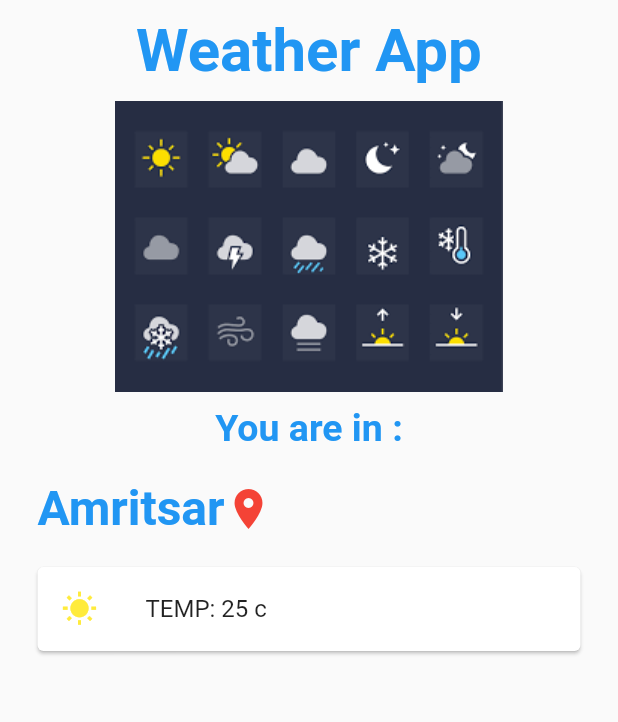
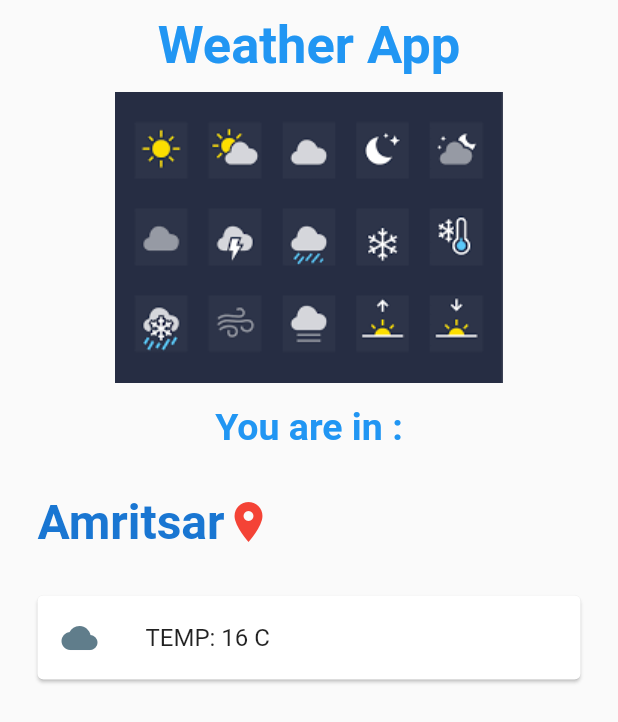
Before and after one commit to ManishaKhatri-class/Weather-App_flutter, a Flutter app: the screen it shows after launch, on a phone screen of 412 x 824 dp. Shown: the top 722 px of the screen. Run offline on Flutter 3.47's test engine with Material 2 defaults, Android fonts, the light colour scheme and no system bars.

Commit message:
Weather App

```diff
--- a/lib/main.dart
+++ b/lib/main.dart
@@ -22,7 +22,7 @@ class _WelcomeState extends State<WeatherApp> {
               Container(
                 margin:EdgeInsets.symmetric(horizontal: 25, vertical: 10),
                 child:Text("Weather App", style: TextStyle(
-                  fontSize: 40,
+                  fontSize: 35,
                   color: Colors.blue[500],
                   fontWeight: FontWeight.bold,
                 ),
@@ -33,22 +33,22 @@ class _WelcomeState extends State<WeatherApp> {
                 ),
               ),
               Container(
-                margin: EdgeInsets.symmetric(horizontal: 25.0, vertical:10.0),
+                margin: EdgeInsets.symmetric(horizontal: 25.0, vertical:15.0),
                 child: Text("You are in :",style: TextStyle(
                   fontSize: 25,
-                  color: Colors.blue[500],
+                  color: Colors.blue,
                   fontWeight: FontWeight.bold,
                 ),
                 ),
               ),
               Container(
-                margin: EdgeInsets.symmetric(horizontal: 25.0, vertical: 10.0),
+                margin: EdgeInsets.symmetric(horizontal: 25.0, vertical: 15.0),
                 child: Row(
                   children: <Widget>[
                     Container(
                       child: Text("Amritsar",style: TextStyle(
                         fontSize: 32,
-                        color: Colors.blue[500],
+                        color: Colors.blue[700],
                         fontWeight: FontWeight.bold,
                       ),
                       ),
@@ -64,14 +64,14 @@ class _WelcomeState extends State<WeatherApp> {
                 ),
               ),
               Card(
-                margin:EdgeInsets.symmetric(horizontal: 25, vertical: 10),
+                margin:EdgeInsets.symmetric(horizontal: 25, vertical: 15),
                 color: Colors.white,
                 child: ListTile(
                   leading: Icon(
-                    Icons.wb_sunny,
-                    color: Colors.yellow,
+                    Icons.wb_cloudy,
+                    color: Colors.blueGrey,
                   ),
-                  title: Text("TEMP: 25 c"),
+                  title: Text("TEMP: 16 C"),
                 ),
               ),
             ],
```
